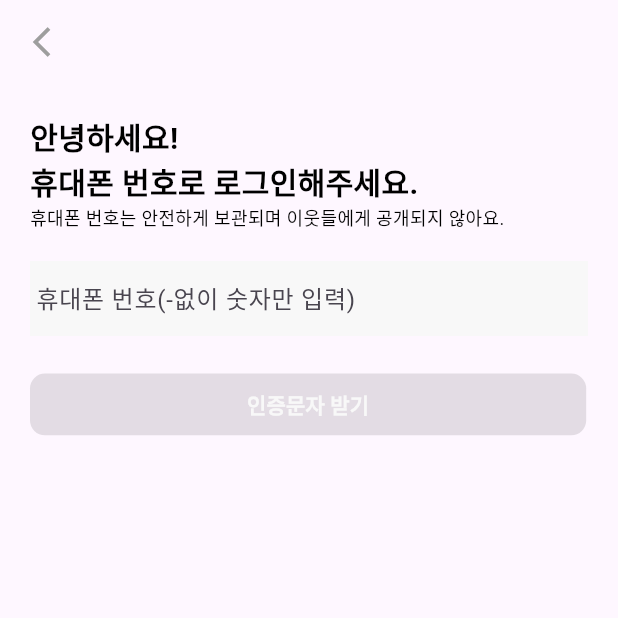
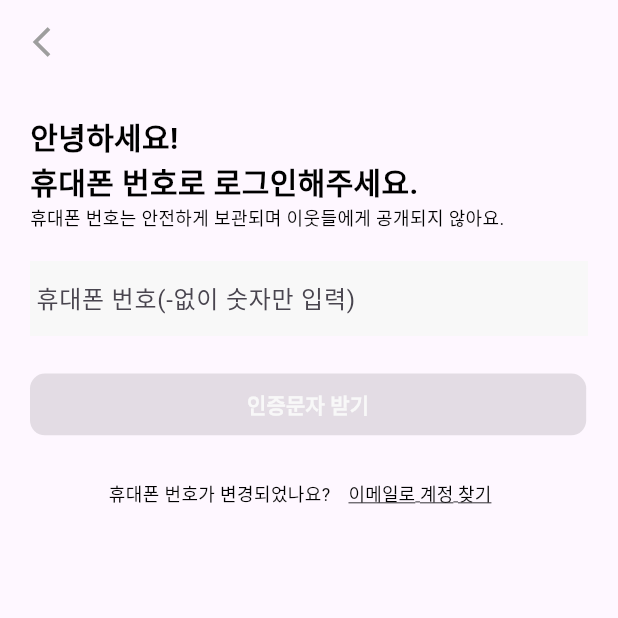
Before and after one commit to tkv00/HOLO, a Flutter app: the screen it shows after launch, after a tap on "로그인", on a phone screen of 412 x 824 dp, the top half of it. Run offline on Flutter 3.47's test engine with Material 3 defaults, Android fonts, the phone set to English and light mode, and no system bars.

Commit message:
로그인페이지2 구현

```diff
--- a/lib/SignUp/LoginPage.dart
+++ /dev/null
@@ -1,146 +0,0 @@
-import 'package:flutter/material.dart';
-import 'package:holo/theme/color.dart';
-import 'package:flutter/services.dart';
-
-class LoginPage extends StatefulWidget {
-  const LoginPage({super.key});
-
-  @override
-  State<LoginPage> createState() => _LoginPageState();
-}
-
-class _LoginPageState extends State<LoginPage> {
-  final TextEditingController _phoneController=TextEditingController();
-  final FocusNode _phoneFocusNode=FocusNode();
-  bool _isButtonEnabled=false;
-  @override
-  void initState() {
-    super.initState();
-    _phoneController.addListener(_validatePhoneNumber);
-  }
-  void _validatePhoneNumber() {
-    final phoneText = _phoneController.text;
-    setState(() {
-      _isButtonEnabled = RegExp(r'^\d{11}$').hasMatch(phoneText);
-    });
-  }
-  void _handleFocusChange() {
-    if (!_phoneFocusNode.hasFocus) {
-      // 포커스가 필드에서 벗어날 때 유효성 검사를 수행합니다.
-      _validatePhoneNumber();
-    }
-  }
-
-
-    @override
-    void dispose() {
-      _phoneController.dispose();
-      _phoneFocusNode.dispose();
-      super.dispose();
-    }
-
-
-    @override
-    Widget build(BuildContext context) {
-      return Scaffold(
-        appBar: AppBar(
-          leading: IconButton(
-            onPressed: () => Navigator.pop(context),
-            color: Colors.grey,
-            icon: const Icon(Icons.arrow_back_ios_outlined),
-          ),
-        ),
-        body: Padding(
-
-          padding: const EdgeInsets.all(20.0),
-          child: Form(
-
-            child: Column(
-              crossAxisAlignment: CrossAxisAlignment.start,
-              children: [
-                const Text('안녕하세요!', style: TextStyle(
-                  color: Colors.black,
-                  fontSize: 20,
-                  fontWeight: FontWeight.w700,
-                ),
-                ),
-                const Text('휴대폰 번호로 로그인해주세요.', style: TextStyle(
-                  color: Colors.black,
-                  fontSize: 20,
-                  fontWeight: FontWeight.w700,
-                ),
-                ),
-                const Text(
-                  '휴대폰 번호는 안전하게 보관되며 이웃들에게 공개되지 않아요.',
-                  style: TextStyle(
-                    color: Colors.black,
-                    fontWeight: FontWeight.w400,
-                    fontSize: 12,
-                  ),
-                ),
-                const SizedBox(height: 20),
-                TextFormField(
-                  controller: _phoneController,
-                  cursorColor: Colors.black,
-                  decoration: InputDecoration(
-                    contentPadding: EdgeInsets.symmetric(vertical: 5),
-                    border: InputBorder.none,
-                    labelText: '휴대폰 번호(-없이 숫자만 입력)',
-                    fillColor: gray10,
-                    filled: true,
-                  ),
-                  keyboardType: TextInputType.number,
-                  inputFormatters: [
-                    FilteringTextInputFormatter.digitsOnly,
-                    LengthLimitingTextInputFormatter(11)
-                  ],
-                  validator: (value) {
-                    if (value != null && value.length == 11 && !RegExp(r'^\d{11}$').hasMatch(value)) {
-                      return '유효한 11자리 휴대폰 번호를 입력해주세요.';
-                    }
-                    return null;
-                  },
-                  onEditingComplete: () {
-                    // 텍스트 입력이 완료되면 폼 필드의 유효성을 강제로 검사합니다.
-                    Form.of(context)?.validate();
-                  },
-                ),
-                SizedBox(height: 20,),
-                Container(
-                  margin: const EdgeInsets.symmetric(vertical: 5.0),
-                  width: MediaQuery
-                      .of(context)
-                      .size
-                      .width * 0.9,
-                  height: MediaQuery
-                      .of(context)
-                      .size
-                      .height * 0.05,
-                  child: ElevatedButton(
-                    onPressed: _isButtonEnabled ? () {} : null,
-                    style: ElevatedButton.styleFrom(
-                      backgroundColor: _isButtonEnabled ? blue : gray10,
-                      // 버튼 활성화 시 색상 변경
-                      shape: RoundedRectangleBorder(
-                        borderRadius: BorderRadius.circular(10),
-                      ),
-                      elevation: 0,
-                    ),
-                    child: Text(
-                      '인증문자 받기',
-                      style: TextStyle(
-                          fontWeight: FontWeight.w600,
-                          fontSize: 14,
-                          color: _isButtonEnabled? Colors.white:gray10,
-                      ),
-                    ),
-                  ),
-                ),
-              ],
-            ),
-          ),
-        ),
-      );
-
-  }
-}
--- /dev/null
+++ b/lib/SignUp/LoginPage1.dart
@@ -0,0 +1,177 @@
+import 'package:flutter/material.dart';
+import 'package:holo/theme/color.dart';
+import 'package:flutter/services.dart';
+import 'package:holo/SignUp/LoginPage2.dart';
+
+class LoginPage1 extends StatefulWidget {
+  const LoginPage1({super.key});
+
+  @override
+  State<LoginPage1> createState() => _LoginPage1State();
+}
+
+class _LoginPage1State extends State<LoginPage1> {
+  final TextEditingController _phoneController = TextEditingController();
+  final FocusNode _phoneFocusNode = FocusNode();
+  final GlobalKey<FormState> _formkey=GlobalKey<FormState>();
+  bool _isButtonEnabled = false;
+  String? _errorMessage;
+
+  @override
+  void initState() {
+    super.initState();
+    _phoneController.addListener(_updateButtonState);
+  }
+  void _updateButtonState() {
+    final phoneText = _phoneController.text;
+    setState(() {
+      _isButtonEnabled = phoneText.length == 11;
+    });
+  }
+  bool _validatePhoneNumber() {
+    final phoneText = _phoneController.text;
+    if (!RegExp(r'^010\d{8}$').hasMatch(phoneText)) {
+      setState(() {
+        _errorMessage = '유효한 11자리 휴대폰 번호를 입력해주세요.';
+      });
+      return false;
+    }
+    setState(() {
+      _errorMessage = null;
+    });
+    return true;
+  }
+
+
+  @override
+  void dispose() {
+    _phoneController.dispose();
+    _phoneFocusNode.dispose();
+    super.dispose();
+  }
+
+
+  @override
+  Widget build(BuildContext context) {
+    return Scaffold(
+      appBar: AppBar(
+        leading: IconButton(
+          onPressed: () => Navigator.pop(context),
+          color: Colors.grey,
+          icon: const Icon(Icons.arrow_back_ios_outlined),
+        ),
+      ),
+      body: Padding(
+        padding: const EdgeInsets.all(20.0),
+        child: Form(
+          key: _formkey,
+          child: Column(
+            crossAxisAlignment: CrossAxisAlignment.start,
+            children: [
+              const Text(
+                '안녕하세요!',
+                style: TextStyle(
+                  color: Colors.black,
+                  fontSize: 20,
+                  fontWeight: FontWeight.w700,
+                ),
+              ),
+              const Text(
+                '휴대폰 번호로 로그인해주세요.',
+                style: TextStyle(
+                  color: Colors.black,
+                  fontSize: 20,
+                  fontWeight: FontWeight.w700,
+                ),
+              ),
+              const Text(
+                '휴대폰 번호는 안전하게 보관되며 이웃들에게 공개되지 않아요.',
+                style: TextStyle(
+                  color: Colors.black,
+                  fontWeight: FontWeight.w400,
+                  fontSize: 12,
+                ),
+              ),
+              const SizedBox(height: 20),
+              TextFormField(
+                controller: _phoneController,
+                cursorColor: Colors.black,
+                decoration: InputDecoration(
+                  contentPadding: EdgeInsets.symmetric(vertical: 5),
+                  border: InputBorder.none,
+                  labelText: '휴대폰 번호(-없이 숫자만 입력)',
+                  fillColor: gray10,
+                  filled: true,
+                  errorText: _errorMessage,
+                ),
+                keyboardType: TextInputType.number,
+                inputFormatters: [
+                  FilteringTextInputFormatter.digitsOnly,
+                  LengthLimitingTextInputFormatter(11)
+                ],
+              ),
+
+              SizedBox(
+                height: 20,
+              ),
+              Container(
+                margin: const EdgeInsets.symmetric(vertical: 5.0),
+                width: MediaQuery.of(context).size.width * 0.9,
+                height: MediaQuery.of(context).size.height * 0.05,
+                child: ElevatedButton(
+                  onPressed: _isButtonEnabled ? () {
+                    if (_validatePhoneNumber()) {
+                      Navigator.push(
+                        context,
+                        MaterialPageRoute(
+                          builder: (context) => LoginPage2(phoneNumber: _phoneController.text),
+                        ),
+                      );
+                    }
+                  } : null,
+                  style: ElevatedButton.styleFrom(
+                    backgroundColor: _isButtonEnabled ? blue : gray10,
+                    // 버튼 활성화 시 색상 변경
+                    shape: RoundedRectangleBorder(
+                      borderRadius: BorderRadius.circular(10),
+                    ),
+                    elevation: 0,
+                  ),
+                  child: Text(
+                    '인증문자 받기',
+                    style: TextStyle(
+                      fontWeight: FontWeight.w600,
+                      fontSize: 14,
+                      color: _isButtonEnabled ? Colors.white : gray10,
+                    ),
+                  ),
+                ),
+              ),
+              SizedBox(
+                height: 10,
+              ),
+              Row(
+                mainAxisAlignment: MainAxisAlignment.center,
+                children: [
+                  Text(
+                    '휴대폰 번호가 변경되었나요?',
+                    style: TextStyle(color: Colors.black, fontSize: 12),
+                  ),
+                  TextButton(
+                      onPressed: () {},
+                      child: Text(
+                        '이메일로 계정 찾기',
+                        style: TextStyle(
+                            fontSize: 12,
+                            color: Colors.black,
+                            decoration: TextDecoration.underline),
+                      ))
+                ],
+              )
+            ],
+          ),
+        ),
+      ),
+    );
+  }
+}
--- a/lib/StartPage.dart
+++ b/lib/StartPage.dart
@@ -1,6 +1,6 @@
 import 'package:flutter/material.dart';
 import 'package:holo/SignUp/SetLocationPage.dart';
-import 'package:holo/SignUp/LoginPage.dart';
+import 'package:holo/SignUp/LoginPage1.dart';
 
 class StartPage extends StatelessWidget {
   const StartPage({super.key});
@@ -92,7 +92,7 @@ class StartPage extends StatelessWidget {
                   TextButton(
                       onPressed: () {
                         Navigator.push(context, MaterialPageRoute(
-                            builder: (context) => const LoginPage()),
+                            builder: (context) => const LoginPage1()),
                         );
 
                       },
```
Also changed, not shown: lib/SignUp/LoginPage2.dart (added, +126 -0 lines).
